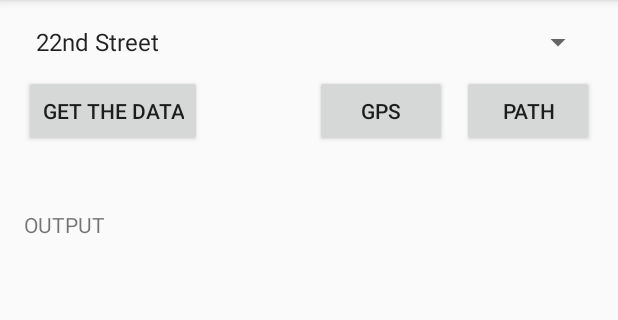
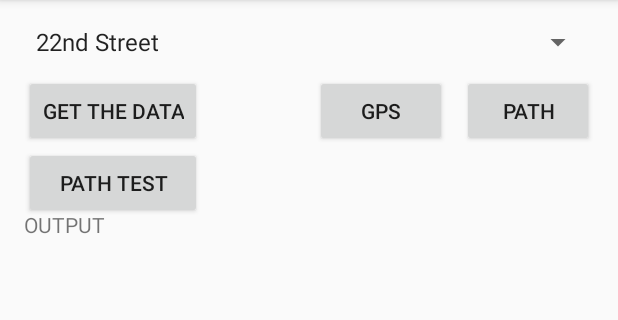
Before and after one commit to AlanCILee/csis3175, an Android app: the screen it shows after launch (MainActivity), on a phone screen of 412 x 824 dp, the part 84-404 px from its top. Run offline under Robolectric (Android 15) with nearby library versions, the phone set to English and light mode, and no system bars.

Commit message:
Untested route/pathing algorithm. Unable to test due to unknown build errors.

```diff
--- a/ObjTesting/app/src/main/java/com/example/matt/objecttesting/DataProcessor.java
+++ b/ObjTesting/app/src/main/java/com/example/matt/objecttesting/DataProcessor.java
@@ -72,7 +72,9 @@ public class DataProcessor
     {
         Path result = new Path(start, end);
 
-        //BLAH BLAH BLAH FREAKY CODE ALGORITHMS GO HERE
+        if (result.traverse(start))
+            System.out.println("SUCCESS");
+
 
         return result;
     }
--- a/ObjTesting/app/src/main/java/com/example/matt/objecttesting/Tracking.java
+++ b/ObjTesting/app/src/main/java/com/example/matt/objecttesting/Tracking.java
@@ -1,3 +1,4 @@
+
 package com.example.matt.objecttesting;
 
 import android.content.Intent;
--- a/ObjTesting/app/src/main/res/layout/activity_main.xml
+++ b/ObjTesting/app/src/main/res/layout/activity_main.xml
@@ -58,4 +58,13 @@
         android:layout_marginEnd="10dp"
         android:id="@+id/btnGPS" />
 
+    <Button
+        android:text="PATH TEST"
+        android:layout_width="wrap_content"
+        android:layout_height="wrap_content"
+        android:layout_below="@+id/btnTest"
+        android:id="@+id/btnPathTest"
+        android:layout_alignEnd="@+id/btnTest"
+        android:layout_alignParentStart="true" />
+
 </RelativeLayout>
```
Also changed, not shown: ObjTesting/app/src/main/java/com/example/matt/objecttesting/MainActivity.java (+9 -3 lines), ObjTesting/app/src/main/java/com/example/matt/objecttesting/Path.java (+62 -0 lines).
